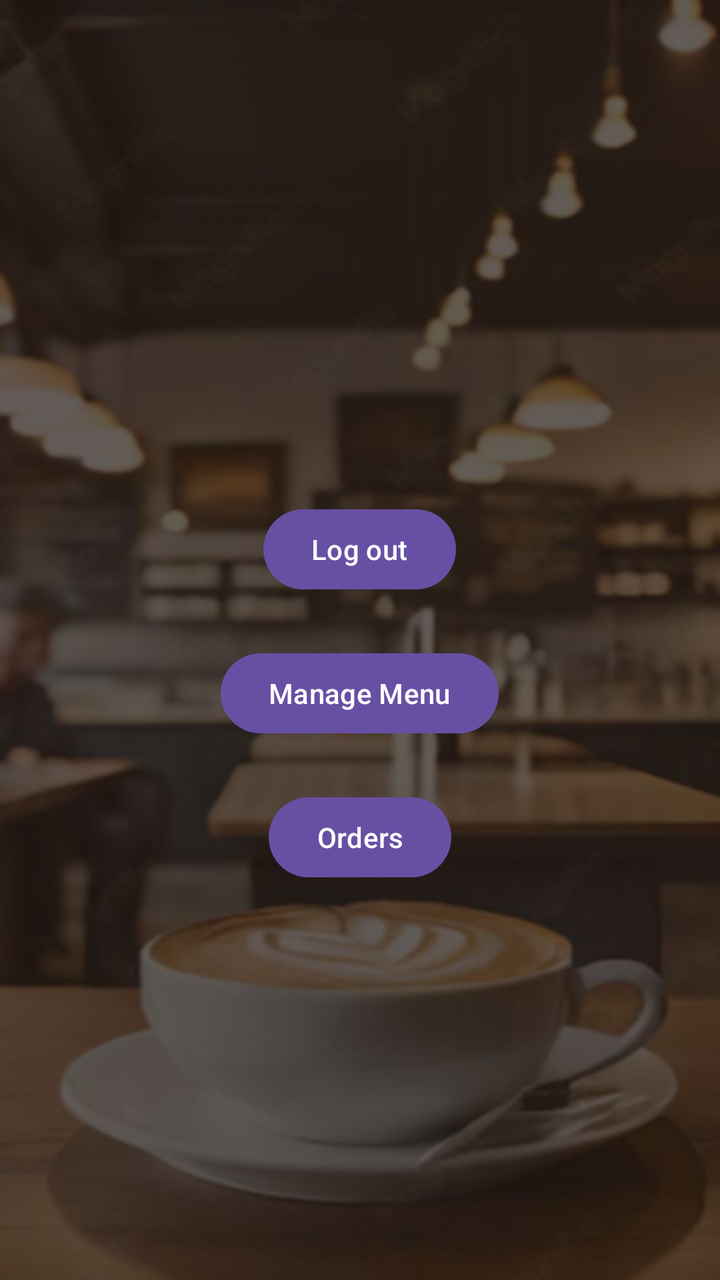
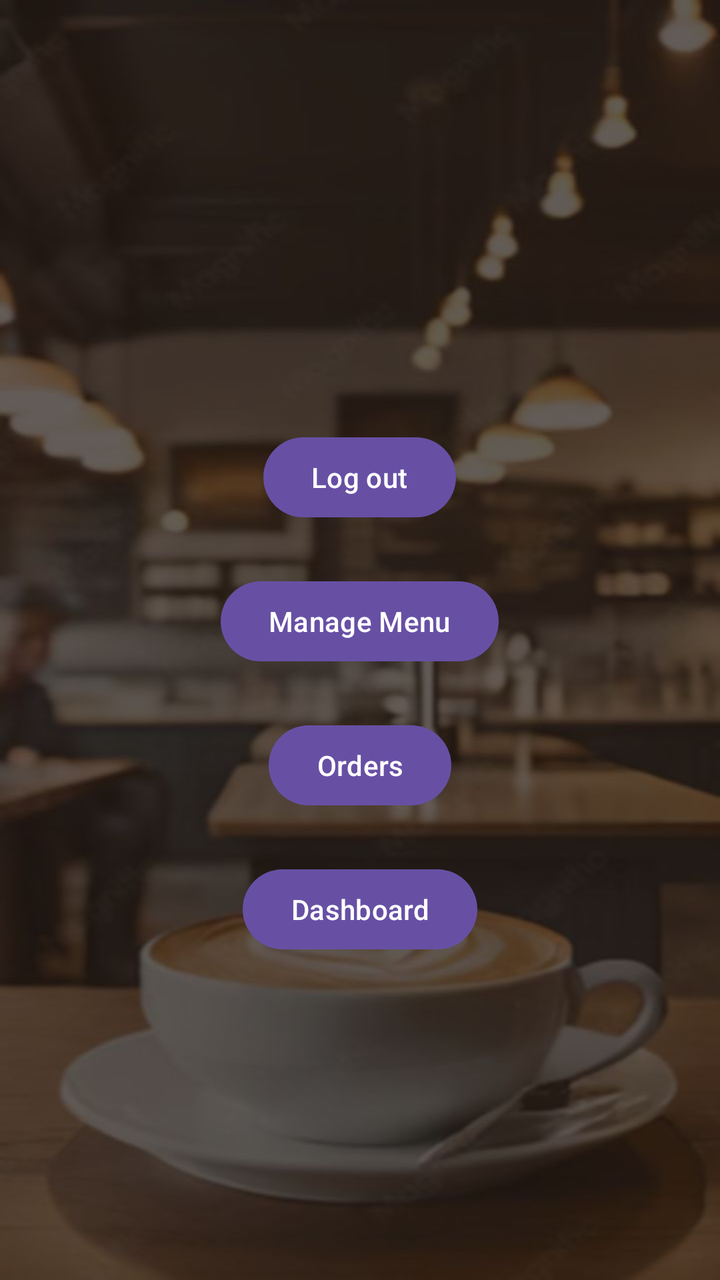

Screens rendered from an Android XML layout before and after an edit, with the pre-edit source and the edit as a unified diff.
<!-- AndroidManifest.xml: application theme Theme.MyCafeAdminAp -->
<!-- res/layout/activity_main.xml -->
<?xml version="1.0" encoding="utf-8"?>
<LinearLayout xmlns:android="http://schemas.android.com/apk/res/android"
    android:id="@+id/main"
    android:layout_width="match_parent"
    android:layout_height="match_parent"
    android:gravity="center"
    android:orientation="vertical"
    android:padding="24dp">

    <TextView
        android:id="@+id/welcomeText"
        android:layout_width="wrap_content"
        android:layout_height="wrap_content"
        android:textSize="22sp"
        android:textColor="#FFFFFF"/>

    <Button
        android:id="@+id/logoutButton"
        android:layout_width="wrap_content"
        android:layout_height="wrap_content"
        android:layout_marginTop="24dp"
        android:text="Log out" />

    <Button
        android:id="@+id/menuButton"
        android:layout_width="wrap_content"
        android:layout_height="wrap_content"
        android:layout_marginTop="24dp"
        android:text='Manage Menu' />

    <Button
        android:id="@+id/orderButton"
        android:layout_width="wrap_content"
        android:layout_height="wrap_content"
        android:layout_marginTop="24dp"
        android:text="Orders"
        android:textColor="#FFFFFF"/>
</LinearLayout>
<!-- resources referenced by this layout -->
<resources>
  <style name="Theme.MyCafeAdminAp" parent="Base.Theme.MyCafeAdminAp" />
  <style name="Base.Theme.MyCafeAdminAp" parent="Theme.Material3.DayNight.NoActionBar">
          
          
          <item name="android:windowBackground">@drawable/cafe_bg_dark</item>
      </style>
  <!-- drawable cafe_bg_dark: jpg bitmap (drawable, 44182 bytes) -->
</resources>

<!-- the commit's change to res/layout/activity_main.xml (unified diff, before → after) -->
@@ -35,4 +35,12 @@
         android:layout_marginTop="24dp"
         android:text="Orders"
         android:textColor="#FFFFFF"/>
+
+    <Button
+        android:id="@+id/dashboardButton"
+        android:layout_width="wrap_content"
+        android:layout_height="wrap_content"
+        android:layout_marginTop="24dp"
+        android:text="Dashboard"
+        android:textColor="#FFFFFF" />
 </LinearLayout>
